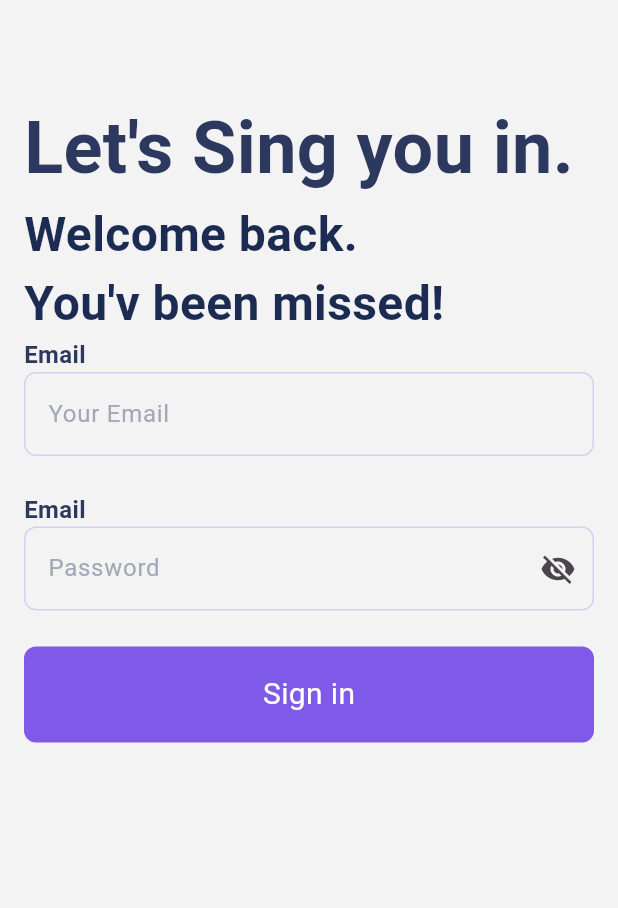
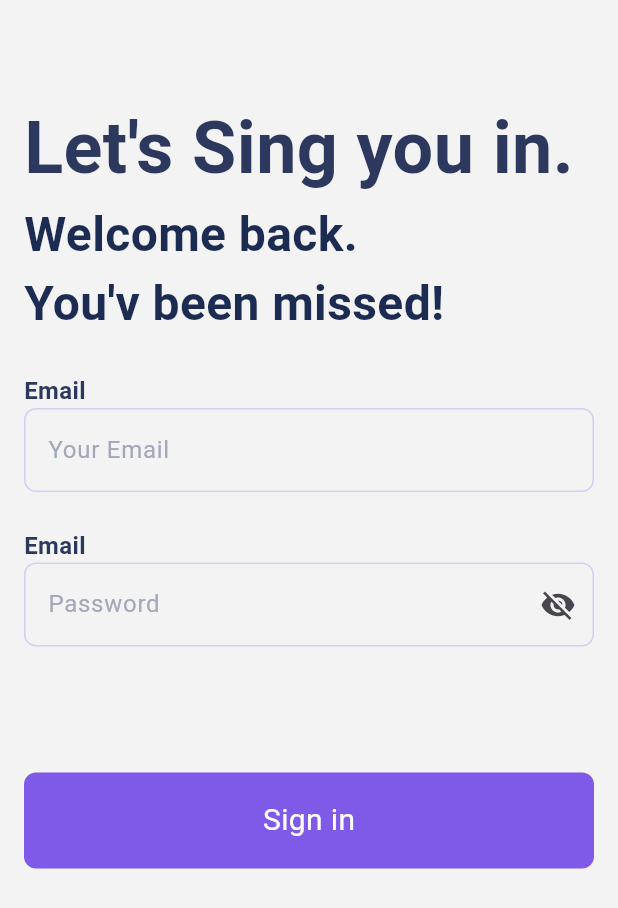
Before and after one commit to Mohamed-Husien/Atw_task, a Flutter app: the screen it shows after launch, on a phone screen of 412 x 824 dp. Shown: the top 908 px of the screen. Run offline on Flutter 3.47's test engine with Material 3 defaults, Android fonts, the phone set to English and light mode, and no system bars; our stand-ins replace firebase_core; accounts and stored records are empty.

```diff
--- a/lib/Features/singin/widgets/sing_in_body.dart
+++ b/lib/Features/singin/widgets/sing_in_body.dart
@@ -17,6 +17,9 @@ class SingInBody extends StatelessWidget {
               height: 48,
             ),
             HeaderText(),
+            SizedBox(
+              height: 24,
+            ),
             SingInPart(),
           ],
         ),
--- a/lib/Features/singin/widgets/text_form_field_and_button_part.dart
+++ b/lib/Features/singin/widgets/text_form_field_and_button_part.dart
@@ -53,7 +53,7 @@ class _SingInPartState extends State<SingInPart> {
               hint: 'Password',
             ),
             //--------------------------------------------
-            const SizedBox(height: 24),
+            const SizedBox(height: 84),
             CustomButton(
               width: double.infinity,
               onTap: () {
```
Also changed, not shown: lib/Features/singin/widgets/cutom_text_buttom.dart (added, +25 -0 lines).
